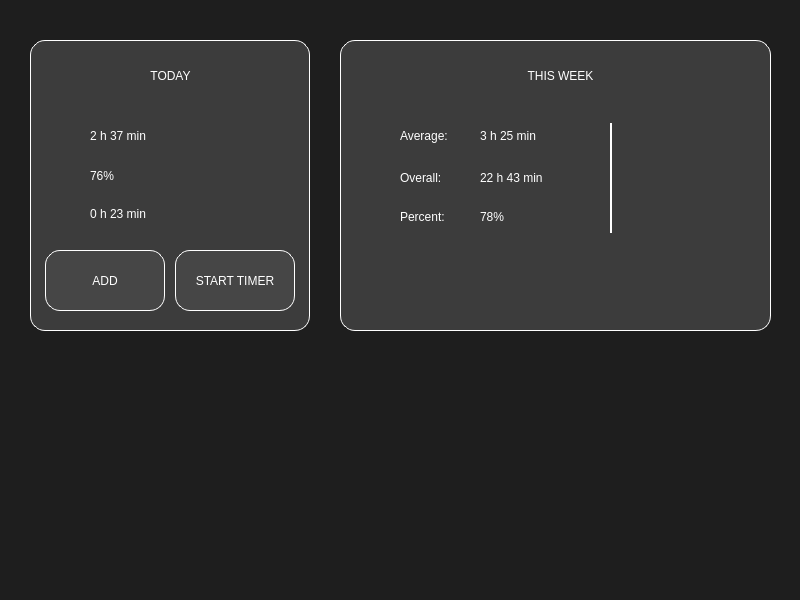
The window that desk/small.ui (al1vel/reload) describes before a commit, drawn with Qt 5.
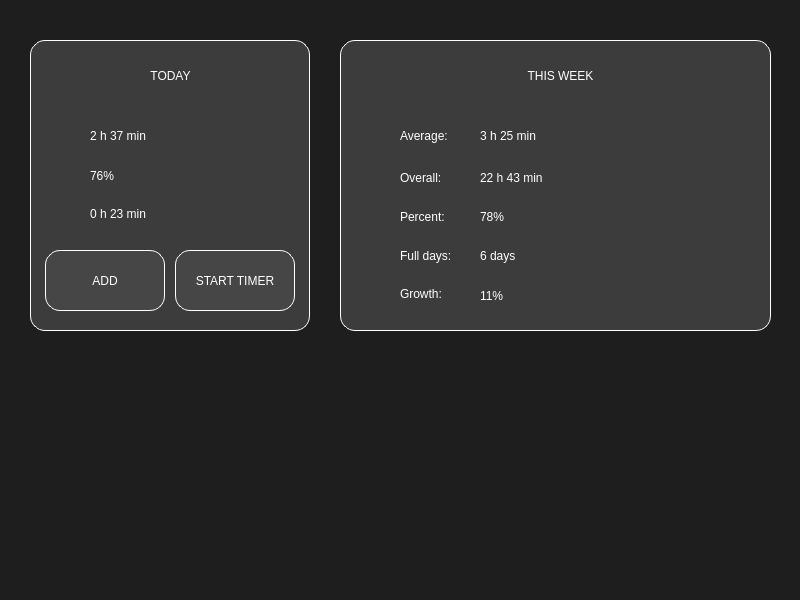
The same window after the commit. Icons and pictures are not drawn.

Commit message: UI added week widget

What changed in the file:
```diff
--- a/desk/small.ui
+++ b/desk/small.ui
@@ -630,20 +630,120 @@
       <string>78%</string>
      </property>
     </widget>
-    <widget class="Line" name="line">
+    <widget class="QLabel" name="IconFulldays">
      <property name="geometry">
       <rect>
-       <x>270</x>
-       <y>83</y>
-       <width>2</width>
-       <height>110</height>
+       <x>20</x>
+       <y>200</y>
+       <width>31</width>
+       <height>31</height>
       </rect>
      </property>
      <property name="styleSheet">
-      <string notr="true">background-color: rgb(255, 255, 255);</string>
+      <string notr="true">border: none;</string>
      </property>
-     <property name="orientation">
-      <enum>Qt::Vertical</enum>
+     <property name="text">
+      <string/>
+     </property>
+     <property name="pixmap">
+      <pixmap resource="../res/123.qrc">:/icons/finish.png</pixmap>
+     </property>
+     <property name="alignment">
+      <set>Qt::AlignCenter</set>
+     </property>
+    </widget>
+    <widget class="QLabel" name="labelFulldays">
+     <property name="geometry">
+      <rect>
+       <x>60</x>
+       <y>200</y>
+       <width>81</width>
+       <height>31</height>
+      </rect>
+     </property>
+     <property name="styleSheet">
+      <string notr="true">border: none;
+color: white;
+font: 25 16pt &quot;Futura PT Light&quot;;</string>
+     </property>
+     <property name="text">
+      <string>Full days:</string>
+     </property>
+    </widget>
+    <widget class="QLabel" name="IconGrowth">
+     <property name="geometry">
+      <rect>
+       <x>20</x>
+       <y>240</y>
+       <width>31</width>
+       <height>31</height>
+      </rect>
+     </property>
+     <property name="styleSheet">
+      <string notr="true">border: none;</string>
+     </property>
+     <property name="text">
+      <string/>
+     </property>
+     <property name="pixmap">
+      <pixmap resource="../res/123.qrc">:/icons/arrow-up-right-50.png</pixmap>
+     </property>
+     <property name="alignment">
+      <set>Qt::AlignCenter</set>
+     </property>
+    </widget>
+    <widget class="QLabel" name="labelGrowth">
+     <property name="geometry">
+      <rect>
+       <x>60</x>
+       <y>238</y>
+       <width>81</width>
+       <height>31</height>
+      </rect>
+     </property>
+     <property name="styleSheet">
+      <string notr="true">border: none;
+color: white;
+font: 25 16pt &quot;Futura PT Light&quot;;</string>
+     </property>
+     <property name="text">
+      <string>Growth:</string>
+     </property>
+    </widget>
+    <widget class="QLabel" name="WeekFullDays">
+     <property name="geometry">
+      <rect>
+       <x>140</x>
+       <y>200</y>
+       <width>61</width>
+       <height>31</height>
+      </rect>
+     </property>
+     <property name="styleSheet">
+      <string notr="true">border: none;
+color: white;
+font: 25 16pt &quot;Futura PT Light&quot;;</string>
+     </property>
+     <property name="text">
+      <string>6 days</string>
+     </property>
+    </widget>
+    <widget class="QLabel" name="WeekGrowth">
+     <property name="geometry">
+      <rect>
+       <x>140</x>
+       <y>240</y>
+       <width>61</width>
+       <height>31</height>
+      </rect>
+     </property>
+     <property name="styleSheet">
+      <string notr="true">border: none;
+color: white;
+font: 25 16pt &quot;Futura PT Light&quot;;</string>
+     </property>
+     <property name="text">
+      <string>11%</string>
      </property>
     </widget>
    </widget>
```
Left out of the diff: 30 changed lines with no effect on the pictures. The commit also changes 1 other file.
